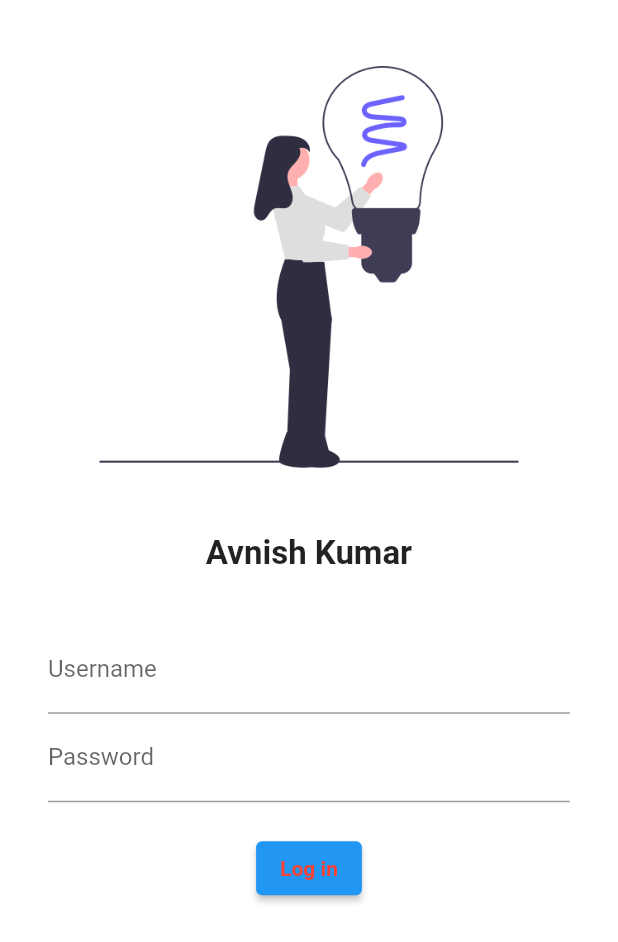
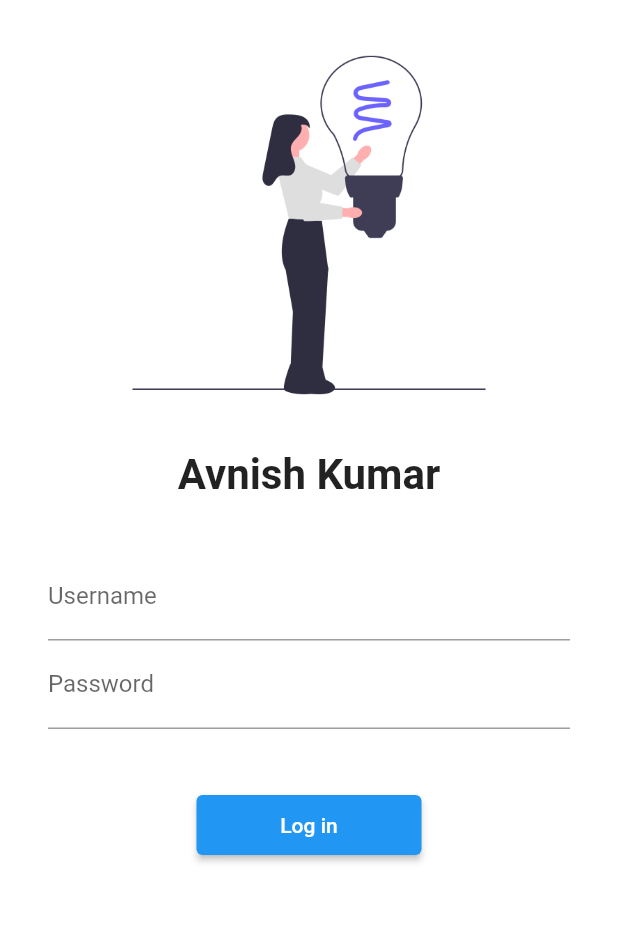
Before and after one commit to avnishaks/flutter, a Flutter app: the screen it shows after launch, after a tap on "Log in", on a phone screen of 412 x 824 dp. Shown: the top 942 px of the screen. Run offline on Flutter 3.47's test engine with Material 2 defaults, Android fonts, the phone set to English and light mode, and no system bars.

Commit message:
few changes

```diff
--- a/flutter_core/lib/main.dart
+++ b/flutter_core/lib/main.dart
@@ -1,6 +1,7 @@
 import 'package:flutter/material.dart';
 import 'package:flutter_core/pages/home_page.dart';
 import 'package:flutter_core/pages/login_page.dart';
+import 'package:flutter_core/utils/routes.dart';
 
 void main() {
   runApp(MyApp());
@@ -20,8 +21,8 @@
       ),
       routes: {
         "/": (context) => LoginPage(),
-        "/home": (context) => HomePage(),
-        "/login": (context) => LoginPage(),
+        MyRoutes.homeRoute: (context) => HomePage(),
+        MyRoutes.loginRoute: (context) => LoginPage(),
       },
     );
   }
--- a/flutter_core/lib/pages/login_page.dart
+++ b/flutter_core/lib/pages/login_page.dart
@@ -9,15 +9,17 @@
   Widget build(BuildContext context) {
     return Material(
         color: Colors.white,
+        child: SingleChildScrollView(
           child: Column(
             children: [
               Image.asset(
                 'assets/login.png',
                 fit: BoxFit.cover,
+                height: 300,
               ),
               Text(
                 "Avnish Kumar",
-              style: TextStyle(fontSize: 22, fontWeight: FontWeight.bold),
+                style: TextStyle(fontSize: 28, fontWeight: FontWeight.bold),
               ),
               SizedBox(
                 height: 20,
@@ -40,18 +42,20 @@
                       ),
                     ),
                     SizedBox(
-                    height: 20,
+                      height: 40,
                     ),
                     ElevatedButton(
-                    onPressed: () {},
-                    child: Text("Log in",
-                        style: TextStyle(
-                            color: Colors.red, fontWeight: FontWeight.bold)),
+                      onPressed: () {
+                        print("Hi AKS");
+                      },
+                      child: Text("Log in"),
+                      style: TextButton.styleFrom(minimumSize: Size(150,40)),
                     ),
                   ],
                 ),
               )
             ],
+          ),
         ));
   }
 }
--- /dev/null
+++ b/flutter_core/lib/utils/routes.dart
@@ -0,0 +1,4 @@
+class MyRoutes{
+    static String loginRoute="/login";
+    static String homeRoute="/home";
+}
```
Lines whose indentation alone changed are shown as unchanged.
